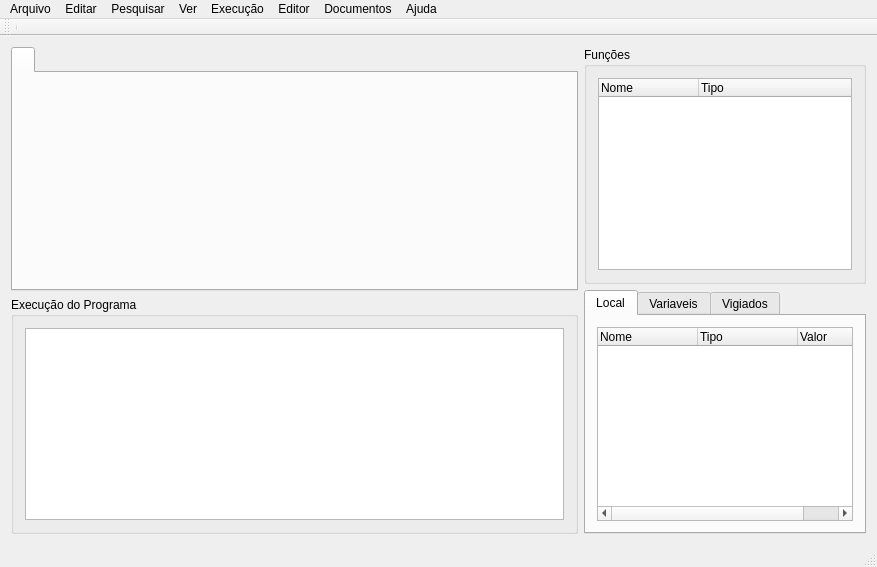
Above: ide.ui from brlebtag/cafezinho-ide before the change. Below: the same form after it.
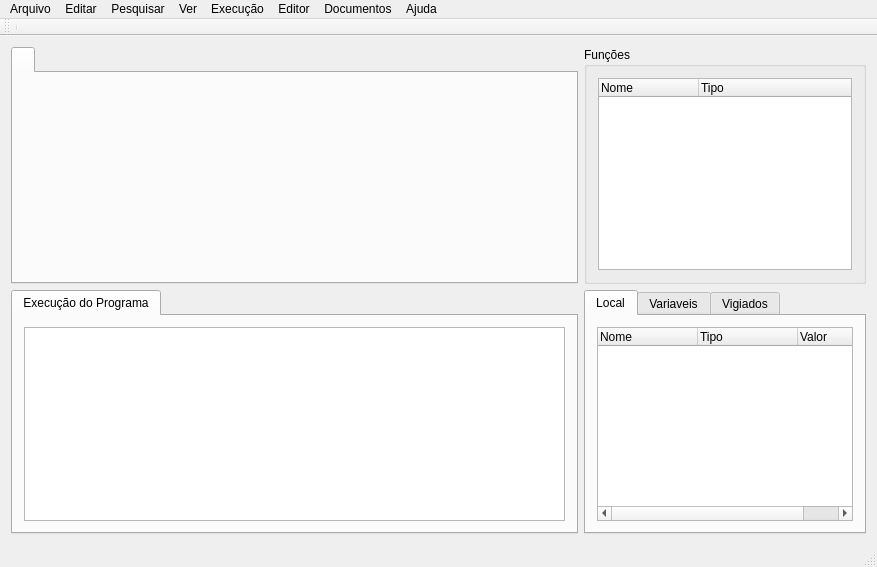
That is the form after the change.

Commit message: Preparando para Implementar Localizar e Substituir

The edit to the form file:
```diff
--- a/ide.ui
+++ b/ide.ui
@@ -14,7 +14,53 @@
    <string>CafezinhoIDE - Ambiente de Desenvolvimento da Linguagem Cafezinho</string>
   </property>
   <widget class="QWidget" name="centralWidget">
-   <layout class="QGridLayout" name="gridLayout_7">
+   <layout class="QGridLayout" name="gridLayout_2">
+    <item row="0" column="0">
+     <layout class="QVBoxLayout" name="verticalLayout_2">
+      <item>
+       <widget class="QTabWidget" name="tabWidgetArquivos">
+        <property name="sizePolicy">
+         <sizepolicy hsizetype="Minimum" vsizetype="Minimum">
+          <horstretch>0</horstretch>
+          <verstretch>0</verstretch>
+         </sizepolicy>
+        </property>
+        <property name="currentIndex">
+         <number>0</number>
+        </property>
+        <widget class="QWidget" name="tab">
+         <attribute name="title">
+          <string/>
+         </attribute>
+        </widget>
+       </widget>
+      </item>
+      <item>
+       <widget class="QTabWidget" name="tabgadget">
+        <property name="sizePolicy">
+         <sizepolicy hsizetype="Minimum" vsizetype="Maximum">
+          <horstretch>0</horstretch>
+          <verstretch>0</verstretch>
+         </sizepolicy>
+        </property>
+        <widget class="QWidget" name="groupExecProgPage1" native="true">
+         <attribute name="title">
+          <string>Execução do Programa</string>
+         </attribute>
+         <layout class="QGridLayout" name="gridLayout">
+          <item row="0" column="0">
+           <widget class="QPlainTextEdit" name="execProg">
+            <property name="readOnly">
+             <bool>false</bool>
+            </property>
+           </widget>
+          </item>
+         </layout>
+        </widget>
+       </widget>
+      </item>
+     </layout>
+    </item>
     <item row="0" column="1">
      <layout class="QVBoxLayout" name="verticalLayout">
       <item>
@@ -145,46 +191,6 @@
       </item>
      </layout>
     </item>
-    <item row="0" column="0">
-     <layout class="QVBoxLayout" name="verticalLayout_2">
-      <item>
-       <widget class="QTabWidget" name="tabWidgetArquivos">
-        <property name="sizePolicy">
-         <sizepolicy hsizetype="Minimum" vsizetype="Minimum">
-          <horstretch>0</horstretch>
-          <verstretch>0</verstretch>
-         </sizepolicy>
-        </property>
-        <property name="currentIndex">
-         <number>0</number>
-        </property>
-        <widget class="QWidget" name="tab">
-         <attribute name="title">
-          <string/>
-         </attribute>
-        </widget>
-       </widget>
-      </item>
-      <item>
-       <widget class="QGroupBox" name="groupExecProg">
-        <property name="sizePolicy">
-         <sizepolicy hsizetype="Preferred" vsizetype="Maximum">
-          <horstretch>0</horstretch>
-          <verstretch>0</verstretch>
-         </sizepolicy>
-        </property>
-        <property name="title">
-         <string>Execução do Programa</string>
-        </property>
-        <layout class="QGridLayout" name="gridLayout">
-         <item row="0" column="0">
-          <widget class="QPlainTextEdit" name="execProg"/>
-         </item>
-        </layout>
-       </widget>
-      </item>
-     </layout>
-    </item>
    </layout>
   </widget>
   <widget class="QMenuBar" name="menuBar">
```
Left out of the diff: 3 changed lines with no effect on the pictures. The commit also changes 1 other file.
